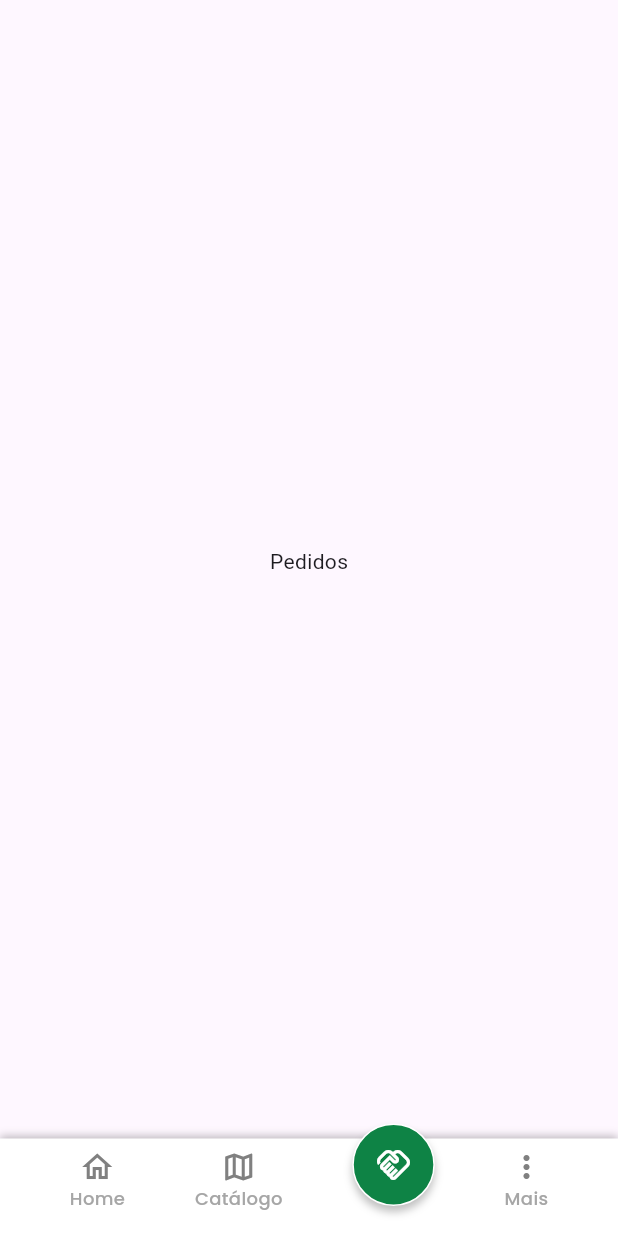
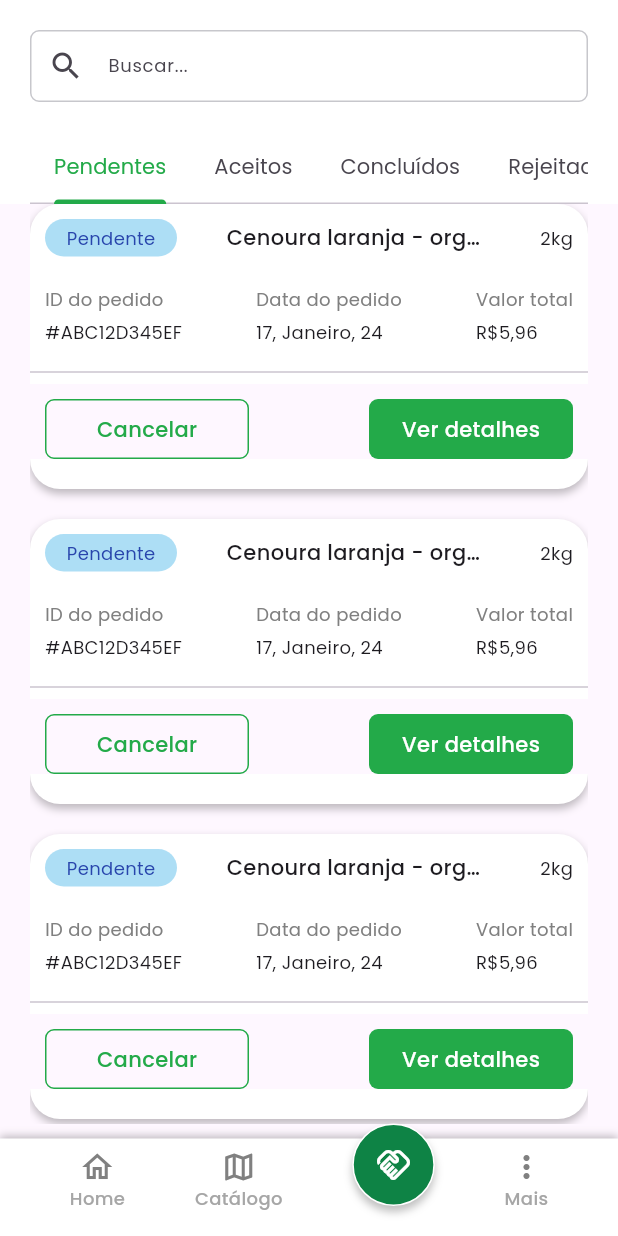
Before and after one commit to lazarobodevan/Fairy-mobile, a Flutter app: the NavigationPage screen opened by its route, item 3 of the bottom bar chosen, on a phone screen of 412 x 824 dp. Run offline on Flutter 3.47's test engine with Material 3 defaults, Android fonts, the phone set to English and light mode, and no system bars; our stand-ins replace dotted_line, expandable_text, flutter_svg, google_fonts, lottie; missing offline and left inert: dynamic_stepper; network calls fail.

Commit message:
Feat: orders card and screen

```diff
--- a/lib/screens/nav_pages/catalog/components/filter_options.dart
+++ b/lib/screens/nav_pages/catalog/components/filter_options.dart
@@ -36,7 +36,9 @@ class _FilterOptionsState extends State<FilterOptions> {
 
   @override
   Widget build(BuildContext context) {
-    return Center(
+    return Container(
+      height: 400,
+      child: Center(
         child: Column(
           children: [
             const SizedBox(
@@ -81,6 +83,7 @@ class _FilterOptionsState extends State<FilterOptions> {
                   )
           ],
         ),
+      ),
     );
   }
 }
--- a/lib/screens/nav_pages/catalog/components/products_tab.dart
+++ b/lib/screens/nav_pages/catalog/components/products_tab.dart
@@ -41,7 +41,7 @@ class ProductsTab extends StatelessWidget {
           mainAxisAlignment: MainAxisAlignment.spaceBetween,
           children: [
             DistanceSlider(),
-            const SizedBox(height: 40,),
+            const SizedBox(height: 30,),
             CustomButton(onTap: (){}, text: "Ver resultados")
           ],
         ),
--- /dev/null
+++ b/lib/screens/nav_pages/orders/components/orders_tab.dart
@@ -0,0 +1,24 @@
+import 'package:flutter/material.dart';
+import 'package:mobile/shared/components/order_card.dart';
+
+class OrdersTab extends StatelessWidget {
+  const OrdersTab({super.key});
+
+  @override
+  Widget build(BuildContext context) {
+    return Padding(
+      padding: const EdgeInsets.symmetric(horizontal: 20),
+      child: ListView.separated(
+        itemBuilder: (context, index) {
+          return OrderCard();
+        },
+        separatorBuilder: (context, index) {
+          return const SizedBox(
+            height: 20,
+          );
+        },
+        itemCount: 20,
+      ),
+    );
+  }
+}
--- a/lib/screens/nav_pages/orders/orders_screen.dart
+++ b/lib/screens/nav_pages/orders/orders_screen.dart
@@ -1,10 +1,80 @@
 import 'package:flutter/material.dart';
+import 'package:mobile/screens/nav_pages/orders/components/orders_tab.dart';
+import 'package:mobile/shared/components/custom_app_bar.dart';
+import 'package:mobile/shared/components/custom_text_field.dart';
+import 'package:mobile/theme/theme_colors.dart';
+import 'package:mobile/theme/typography_styles.dart';
 
-class OrdersScreen extends StatelessWidget {
+class OrdersScreen extends StatefulWidget {
   const OrdersScreen({super.key});
 
   @override
+  State<OrdersScreen> createState() => _OrdersScreenState();
+}
+
+class _OrdersScreenState extends State<OrdersScreen> with TickerProviderStateMixin {
+  late TabController _tabController;
+
+  @override
+  void initState() {
+    // TODO: implement initState
+    _tabController = TabController(length: 4, vsync: this);
+    super.initState();
+  }
+
+  @override
   Widget build(BuildContext context) {
-    return const Center(child: Text("Pedidos"),);
+    return Column(
+      children: [
+        Container(
+          color: Colors.white,
+          child: SafeArea(
+            child: Padding(
+              padding: const EdgeInsets.fromLTRB(20, 20, 20, 0),
+              child: Column(
+                children: [
+                  CustomTextField(
+                    controller: TextEditingController(),
+                    hintText: "Buscar...",
+                    prefixIcon: const Icon(
+                      Icons.search,
+                    ),
+                  ),
+                  const SizedBox(height: 20,),
+                  TabBar(
+                    controller: _tabController,
+                    indicatorColor: ThemeColors.primary3,
+                    labelColor: ThemeColors.primary3,
+                    isScrollable: true,
+                    tabAlignment: TabAlignment.start,
+                    tabs: [
+                      Tab(child: Text("Pendentes", style: TypographyStyles.paragraph3())),
+                      Tab(
+                        child: Text("Aceitos",
+                            style: TypographyStyles.paragraph3()),
+                      ),
+                      Tab(
+                        child: Text("Concluídos",
+                            style: TypographyStyles.paragraph3()),
+                      ),
+                      Tab(
+                        child: Text("Rejeitados",
+                            style: TypographyStyles.paragraph3()),
+                      ),
+                    ],
+                  )
+                ],
+              ),
+            ),
+          ),
+        ),
+        Expanded(
+          child: TabBarView(
+            controller: _tabController,
+            children: [OrdersTab(), Container(), Container(), Container()],
+          ),
+        ),
+      ],
+    );
   }
 }
--- /dev/null
+++ b/lib/shared/components/order_card.dart
@@ -0,0 +1,116 @@
+import 'package:flutter/cupertino.dart';
+import 'package:flutter/material.dart';
+import 'package:mobile/shared/components/action_button.dart';
+import 'package:mobile/theme/theme_colors.dart';
+import 'package:mobile/theme/typography_styles.dart';
+
+class OrderCard extends StatelessWidget {
+  const OrderCard({super.key});
+
+  @override
+  Widget build(BuildContext context) {
+    return Container(
+      height: 190,
+      decoration: BoxDecoration(
+        color: ThemeColors.white,
+        boxShadow: [
+          BoxShadow(
+              color: ThemeColors.black.withOpacity(.25),
+              blurRadius: 4,
+              offset: const Offset(0, 3))
+        ],
+        borderRadius: BorderRadius.circular(20),
+      ),
+      child: Column(
+        children: [
+          Padding(
+            padding: const EdgeInsets.fromLTRB(10, 10, 10, 0),
+            child: Row(
+              mainAxisAlignment: MainAxisAlignment.spaceBetween,
+              children: [
+                Flexible(
+                  flex: 1,
+                  child: Container(
+                    width: 90,
+                    height: 25,
+                    decoration: BoxDecoration(
+                        color: ThemeColors.pending,
+                        borderRadius: BorderRadius.circular(15)),
+                    child: Center(
+                      child: Text(
+                        "Pendente",
+                        style: TypographyStyles.paragraph4().copyWith(
+                          color: const Color(0xFF2845AC),
+                        ),
+                      ),
+                    ),
+                  ),
+                ),
+                Flexible(
+                  flex: 2,
+                  child: Text(
+                    "Cenoura laranja - orgânico e bonito",
+                    overflow: TextOverflow.ellipsis,
+                    style: TypographyStyles.label3(),
+                  ),
+                ),
+                Flexible(
+                  flex: 1,
+                  child: Text(
+                    "2kg",
+                    style: TypographyStyles.paragraph4(),
+                  ),
+                ),
+              ],
+            ),
+          ),
+
+          Padding(
+            padding: const EdgeInsets.fromLTRB(10,20,10,10),
+            child: Row(
+              mainAxisAlignment: MainAxisAlignment.spaceBetween,
+              children: [
+                Column(
+                  crossAxisAlignment: CrossAxisAlignment.start,
+                  children: [
+                    Text("ID do pedido", style: TypographyStyles.paragraph4().copyWith(color: ThemeColors.gray6),),
+                    const SizedBox(height: 5,),
+                    Text("#ABC12D345EF", style: TypographyStyles.paragraph4(),)
+                  ],
+                ),
+                Column(
+                  crossAxisAlignment: CrossAxisAlignment.start,
+                  children: [
+                    Text("Data do pedido", style: TypographyStyles.paragraph4().copyWith(color: ThemeColors.gray6),),
+                    const SizedBox(height: 5,),
+                    Text("17, Janeiro, 24", style: TypographyStyles.paragraph4(),)
+                  ],
+                ),
+                Column(
+                  crossAxisAlignment: CrossAxisAlignment.start,
+                  children: [
+                    Text("Valor total", style: TypographyStyles.paragraph4().copyWith(color: ThemeColors.gray6),),
+                    const SizedBox(height: 5,),
+                    Text("R\$5,96", style: TypographyStyles.paragraph4(),)
+                  ],
+                )
+              ],
+            ),
+          ),
+          Divider(),
+          Material(
+            child: Padding(
+              padding: const EdgeInsets.fromLTRB(10,10,10,0),
+              child: Row(
+                mainAxisAlignment: MainAxisAlignment.spaceBetween,
+                children: [
+                ActionButton(isFilled: false, onTap: (){}, text: "Cancelar"),
+                ActionButton(isFilled: true, onTap: (){}, text: "Ver detalhes"),
+              ],),
+            ),
+          )
+        ],
+      ),
+    );
+  }
+}
--- a/lib/theme/theme_colors.dart
+++ b/lib/theme/theme_colors.dart
@@ -19,4 +19,8 @@ class ThemeColors{
   static const Color black = Color(0xFF000000);
   static const Color white = Color(0xFFFFFFFF);
 
+  static const Color pending = Color(0xFFADDEF5);
+  static const Color accepted = Color(0xFFFAFCA7);
+  static const Color concluded = Color(0xFF8DE8A6);
+
 }
```
Lines whose indentation alone changed are shown as unchanged.
